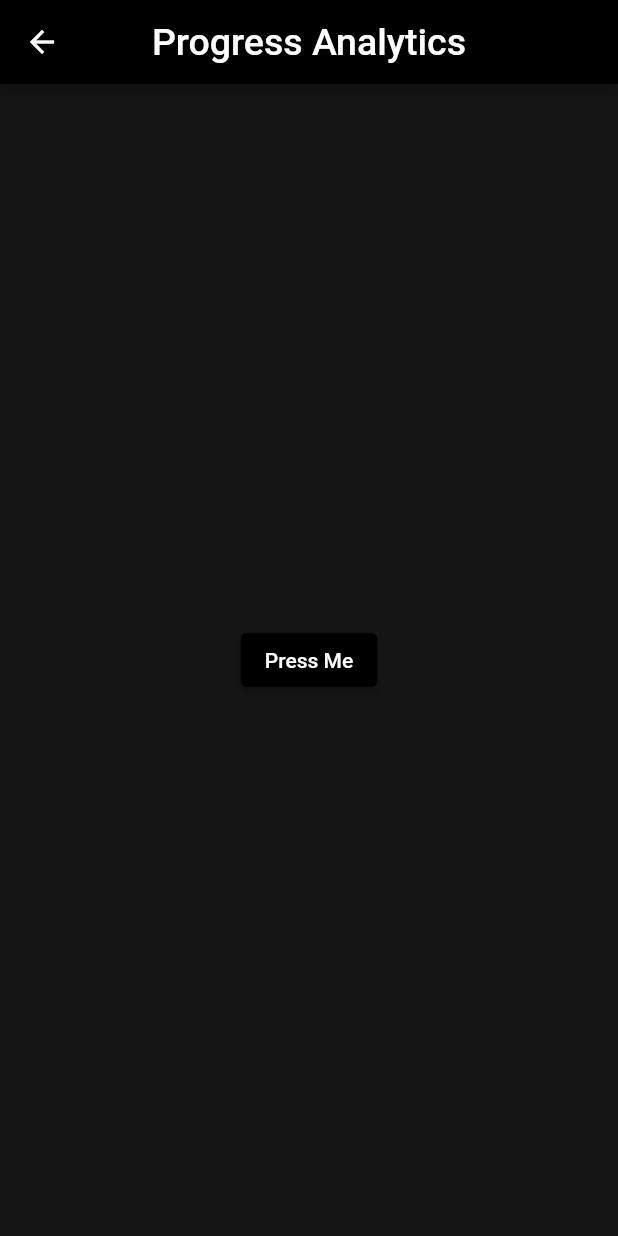
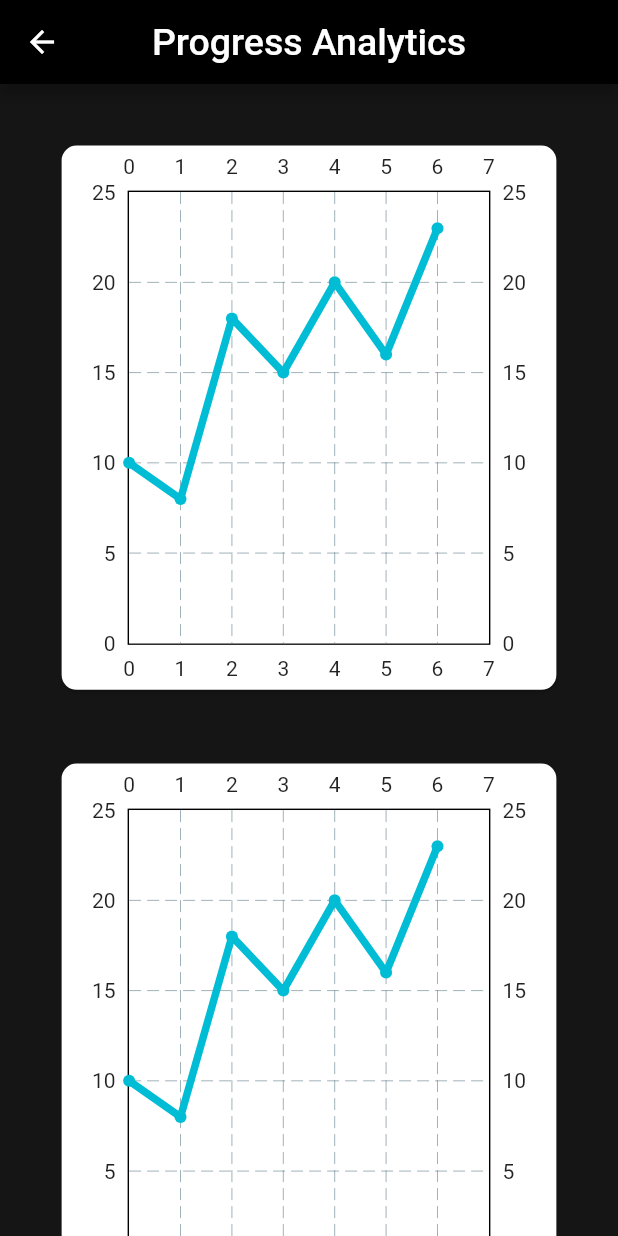
Before and after one commit to thenoisyninga/the_workout_app, a Flutter app: the ProgressAnalytics screen opened by its route, on a phone screen of 412 x 824 dp. Run offline on Flutter 3.47's test engine with Material 2 defaults, Android fonts, the phone set to English and light mode, and no system bars; drawn by our look-alikes of fl_chart; our stand-ins replace auto_size_text, flutter_image_slideshow, shared_preferences, sqflite; accounts and stored records are empty.

Commit message:
Wrote algorithms to generate data needed to draw FL Charts.

```diff
--- a/lib/data_representatioin/graph_from_data.dart
+++ b/lib/data_representatioin/graph_from_data.dart
@@ -1,4 +1,6 @@
 import '../data_management/database_operations.dart';
+import 'package:flutter/material.dart';
+import 'package:fl_chart/fl_chart.dart';
 
 List<DateTime> getPastDates(int numOfDays) {
   List<DateTime> returnList = [];
@@ -9,3 +11,83 @@ List<DateTime> getPastDates(int numOfDays) {
   };
   return returnList;
 }
+
+class LineChartWidget extends StatelessWidget {
+  const LineChartWidget({Key? key}) : super(key: key);
+
+  @override
+  Widget build(BuildContext context) {
+    return LineChart(
+      LineChartData(
+        backgroundColor: Colors.white,
+        maxX: 7,
+        minX: 0,
+        maxY: 25,
+        minY: 0,
+        lineBarsData: [
+          LineChartBarData(
+            spots: [
+              FlSpot(0, 10),
+              FlSpot(1, 8),
+              FlSpot(2, 18),
+              FlSpot(3, 15),
+              FlSpot(4, 20),
+              FlSpot(5, 16),
+              FlSpot(6, 23),
+            ],
+            barWidth: 5,
+          )
+        ]
+      ),
+    );
+  }
+}
+
+List<FlSpot> pointsListFromWorkoutData(List<DayWorkoutData> dayWorkoutDataList, int limit) {
+  List<DateTime> datesList = getPastDates(limit);
+  List<int> dateIdList = [];
+
+  for (var date in datesList) {
+    dateIdList.add(generateDateID(date));
+  }
+
+  List<FlSpot> returnList = [];
+  for (var dateId in dateIdList) {
+    returnList.add(FlSpot(dateId.toDouble(), 0));
+  }
+
+  for (var index = 0; index < returnList.length; index++) {
+    for (DayWorkoutData dayWorkoutData in dayWorkoutDataList) {
+      if (returnList[index].x == dayWorkoutData.dateId) {
+        returnList[index] = FlSpot(index.toDouble(), dayWorkoutData.perSet.toDouble());
+      } else {
+        returnList[index] = FlSpot(index.toDouble(), 0);
+      }
+
+    }
+
+    return returnList;
+  }
+
+  return returnList;
+}
+
+int getMaxYValue(List<DayWorkoutData> dayWorkoutDataList) {
+  int max = 0;
+  for (DayWorkoutData dayWorkoutData in dayWorkoutDataList) {
+    if (dayWorkoutData.perSet > max) {
+      max = dayWorkoutData.perSet;
+    }
+  }
+  return (max + 5);
+}
+
+int getMinYValue(List<DayWorkoutData> dayWorkoutDataList) {
+  var min = 100000000000000000;
+  for (DayWorkoutData dayWorkoutData in dayWorkoutDataList) {
+    if (dayWorkoutData.perSet < min) {
+      min = dayWorkoutData.perSet;
+    }
+  }
+  return (min - 5);
+}
--- a/lib/pages/progress_analytics.dart
+++ b/lib/pages/progress_analytics.dart
@@ -20,12 +20,64 @@ class ProgressAnalytics extends StatelessWidget {
           ),
           centerTitle: true,
         ),
-            body: Center(
-              child: ElevatedButton(
-                child: Text('Press Me'),
-                onPressed: () async {
-                  print(getPastDates(7));
-                },
+            body: Container(
+              alignment: Alignment.center,
+              child: ListView(
+                padding: EdgeInsets.all(w*4),
+                children: [
+                  Padding(
+                    padding: EdgeInsets.all(w*5),
+                    child: Container(
+                      height: h*45,
+                      width: w*90,
+                      child: Card(
+                        shape: RoundedRectangleBorder(
+                            borderRadius: BorderRadius.circular(10)
+                        ),
+                        child: LineChartWidget(),
+                      ),
+                    ),
+                  ),
+                  Padding(
+                    padding: EdgeInsets.all(w*5),
+                    child: Container(
+                      height: h*45,
+                      width: w*90,
+                      child: Card(
+                        shape: RoundedRectangleBorder(
+                            borderRadius: BorderRadius.circular(10)
+                        ),
+                        child: LineChartWidget(),
+                      ),
+                    ),
+                  ),
+                  Padding(
+                    padding: EdgeInsets.all(w*5),
+                    child: Container(
+                      height: h*45,
+                      width: w*90,
+                      child: Card(
+                        shape: RoundedRectangleBorder(
+                            borderRadius: BorderRadius.circular(10)
+                        ),
+                        child: LineChartWidget(),
+                      ),
+                    ),
+                  ),
+                  Padding(
+                    padding: EdgeInsets.all(w*5),
+                    child: Container(
+                      height: h*45,
+                      width: w*90,
+                      child: Card(
+                        shape: RoundedRectangleBorder(
+                            borderRadius: BorderRadius.circular(10)
+                        ),
+                        child: LineChartWidget(),
+                      ),
+                    ),
+                  ),
+                ]
               ),
             ),
       ));
--- a/pubspec.yaml
+++ b/pubspec.yaml
@@ -37,6 +37,7 @@ dependencies:
   sqflite: ^2.0.3+1
   path: ^1.8.1
   shared_preferences: ^2.0.15
+  fl_chart: ^0.55.1
 
 
 dev_dependencies:
```
Also changed, not shown: lib/data_management/database_operations.dart (+17 -5 lines), pubspec.lock.
